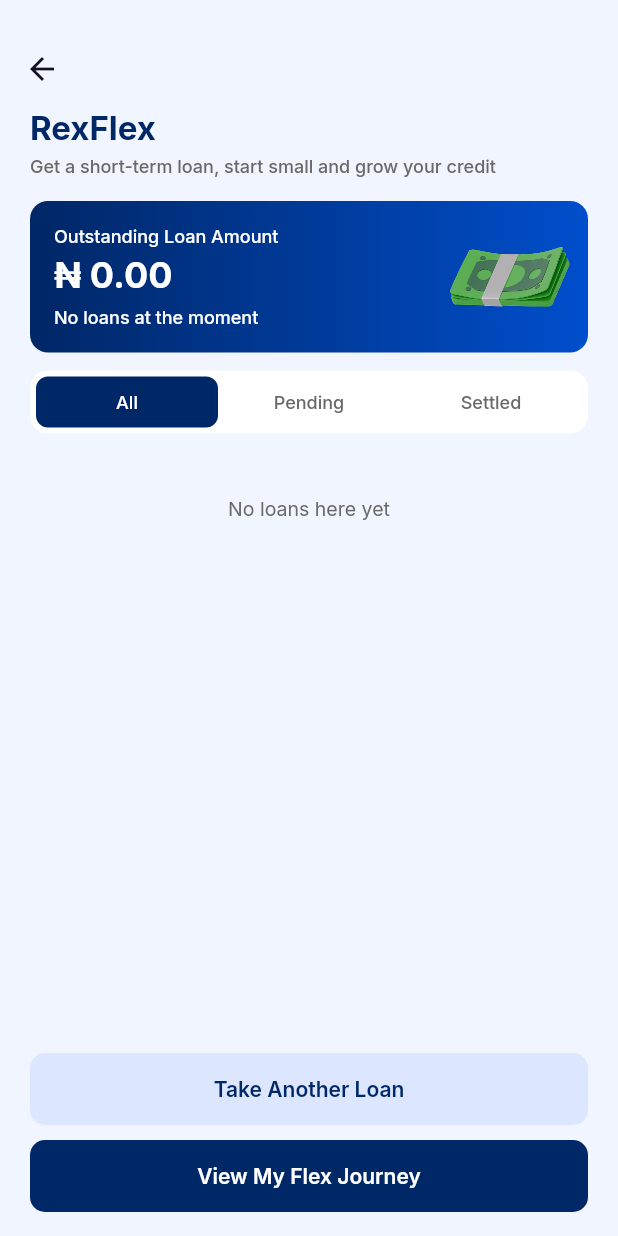
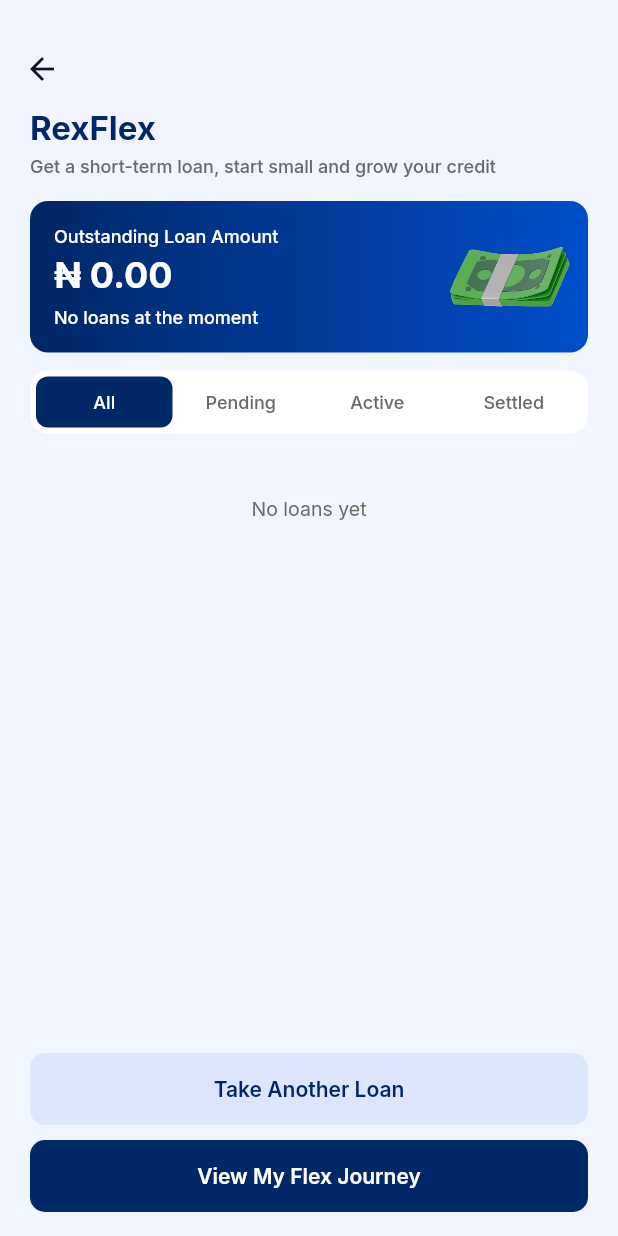
Before and after one commit to Kent-Sammy/rexverse, a Flutter app: the RexFlexDashboard screen opened directly with empty values, on a phone screen of 412 x 824 dp. Run offline on Flutter 3.47's test engine with Material 3 defaults, Android fonts, the phone set to English and light mode, and no system bars; our stand-ins replace audioplayers, file_picker, flutter_svg, speech_to_text; accounts and stored records are empty; project files that could hold a hidden picture were left out.

Commit message:
RexFlex: separate Pending, Active and Settled tabs on the dashboard
Approved loans were still listed under Pending (it showed every unsettled
loan). Tabs are now All / Pending / Active / Settled, each with its own
empty message, and a test follows a loan from Pending to Active.

Co-Authored-By: Claude Opus 5.5 <noreply@anthropic.com>
Claude-Session: https://claude.ai/code/session_01EjWxE6W9E8HwFDXk54C2wv

```diff
--- a/rex_atlas/lib/features/rexflex/presentation/screens/rexflex_screens.dart
+++ b/rex_atlas/lib/features/rexflex/presentation/screens/rexflex_screens.dart
@@ -548,8 +548,9 @@ class _RexFlexDashboardState extends State<RexFlexDashboard> {
         final loans = c.loans
             .where(
               (l) => switch (_tab) {
-                1 => l.status != LoanStatus.settled,
-                2 => l.status == LoanStatus.settled,
+                1 => l.status == LoanStatus.pending,
+                2 => l.status == LoanStatus.active,
+                3 => l.status == LoanStatus.settled,
                 _ => true,
               },
             )
@@ -589,7 +590,7 @@ class _RexFlexDashboardState extends State<RexFlexDashboard> {
             ),
             const SizedBox(height: 12),
             FlexTabs(
-              tabs: const ['All', 'Pending', 'Settled'],
+              tabs: const ['All', 'Pending', 'Active', 'Settled'],
               index: _tab,
               onChanged: (i) => setState(() => _tab = i),
             ),
@@ -598,7 +599,12 @@ class _RexFlexDashboardState extends State<RexFlexDashboard> {
               Padding(
                 padding: const EdgeInsets.symmetric(vertical: 30),
                 child: Text(
-                  'No loans here yet',
+                  switch (_tab) {
+                    1 => 'No loans under review',
+                    2 => 'No active loans',
+                    3 => 'No settled loans yet',
+                    _ => 'No loans yet',
+                  },
                   textAlign: TextAlign.center,
                   style: RexTypography.host(13, color: FlexColors.label),
                 ),
--- a/rex_atlas/lib/features/rexflex/presentation/widgets/flex_ui.dart
+++ b/rex_atlas/lib/features/rexflex/presentation/widgets/flex_ui.dart
@@ -828,6 +828,7 @@ class FlexTabs extends StatelessWidget {
             child: Semantics(
               selected: i == index,
               child: Pressable(
+                key: Key('flex-tab-${tabs[i]}'),
                 semanticLabel: '${tabs[i]} tab',
                 onTap: () => onChanged(i),
                 child: AnimatedContainer(
```
Also changed, not shown: 2 other files.
